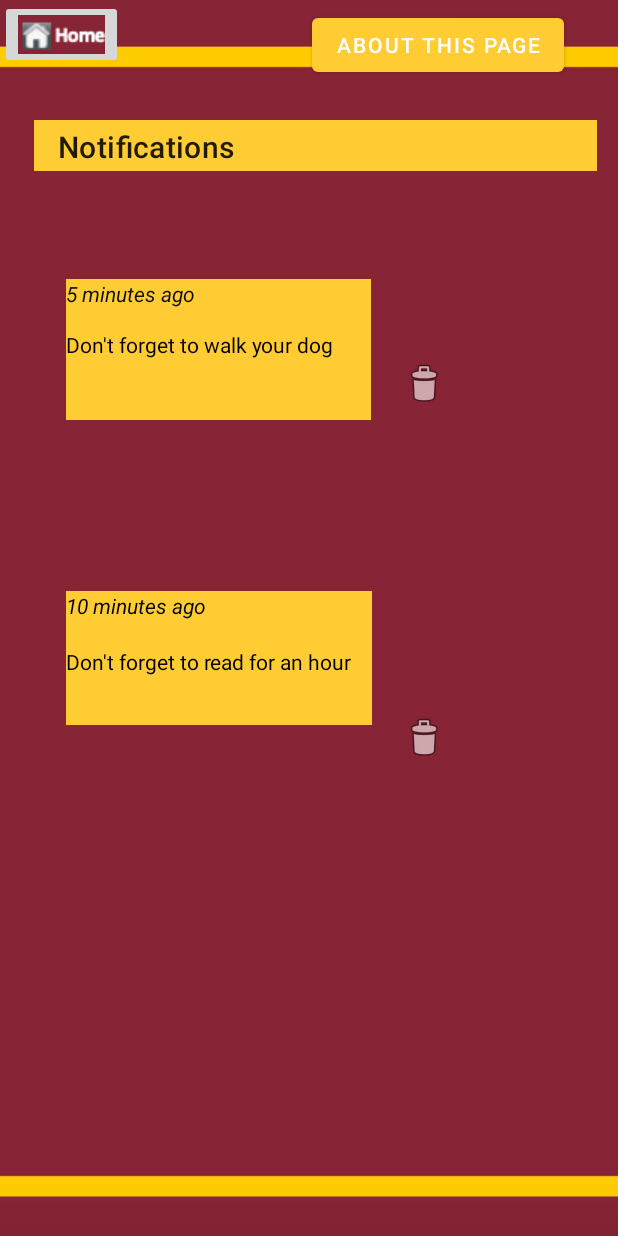
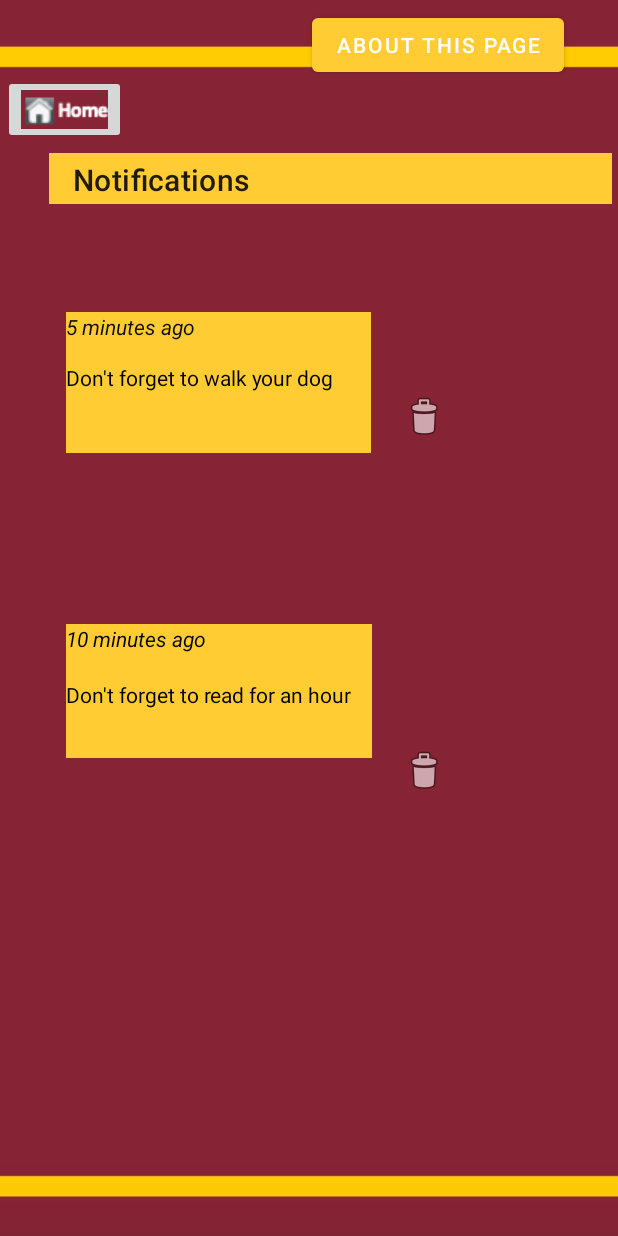
Before and after one commit to eliset2973/Schedule4U, an Android app: the Notifications screen opened directly, with no data from a screen before it, on a phone screen of 412 x 824 dp. Run offline under Robolectric (Android 15) with nearby library versions, the phone set to English and light mode, and no system bars.

Commit message:
checked all linking is right

```diff
--- a/Schedule4U/app/src/main/res/layout/activity_notifications.xml
+++ b/Schedule4U/app/src/main/res/layout/activity_notifications.xml
@@ -14,9 +14,9 @@
         android:id="@+id/homebutton4"
         android:layout_width="wrap_content"
         android:layout_height="wrap_content"
-        android:layout_marginEnd="126dp"
-        android:layout_marginRight="126dp"
-        app:layout_constraintEnd_toStartOf="@+id/button10"
+        android:layout_marginStart="2dp"
+        android:layout_marginLeft="2dp"
+        android:layout_marginTop="50dp"
         app:layout_constraintStart_toStartOf="parent"
         app:layout_constraintTop_toTopOf="parent"
         app:srcCompat="@drawable/homeimage" />
@@ -56,16 +56,18 @@
         app:layout_constraintEnd_toEndOf="parent"
         app:layout_constraintTop_toTopOf="parent" />
 
+    <!--    want way to delete notification with other notifications dynamically adjusting -->
+
     <androidx.appcompat.widget.Toolbar
         android:id="@+id/toolbar"
         android:layout_width="375dp"
         android:layout_height="34dp"
-        android:layout_marginTop="26dp"
+        android:layout_marginTop="48dp"
         android:layout_marginEnd="4dp"
         android:layout_marginRight="4dp"
         android:background="#FFCC33"
         app:layout_constraintEnd_toEndOf="parent"
-        app:layout_constraintHorizontal_bias="0.7"
+        app:layout_constraintHorizontal_bias="1.0"
         app:layout_constraintStart_toStartOf="parent"
         app:layout_constraintTop_toBottomOf="@+id/button10"
         app:popupTheme="@style/Theme.Schedule4U.PopupOverlay">
@@ -77,8 +79,6 @@
         <!--            android:text="Search" />-->
 
     </androidx.appcompat.widget.Toolbar>
-
-<!--    want way to delete notification with other notifications dynamically adjusting -->
 
     <TextView
         android:id="@+id/notification_1"
```
Also changed, not shown: Schedule4U/app/src/main/res/layout/activity_recommendations.xml (+1 -12 lines).
